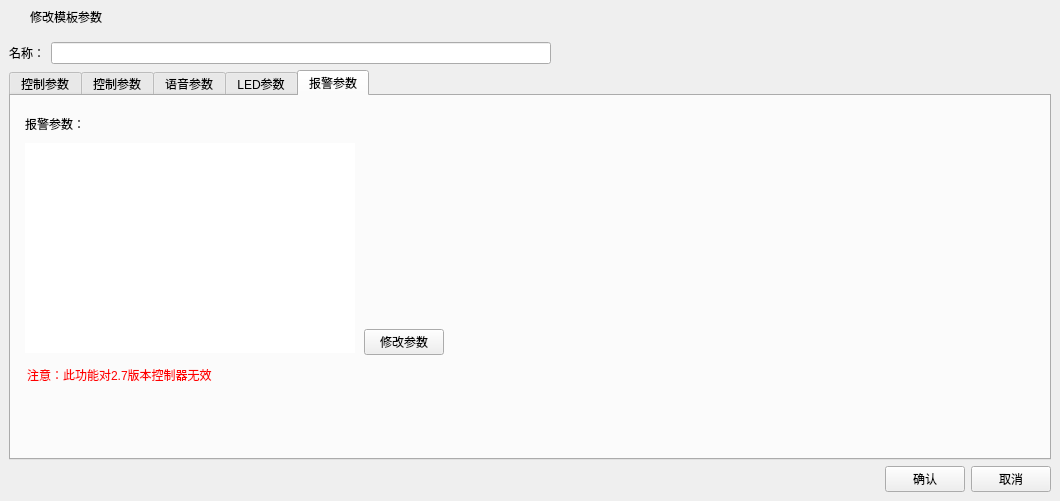
The window that frmmodulepara.ui (github188/EntranceGuard) describes before a commit, drawn with Qt 5.
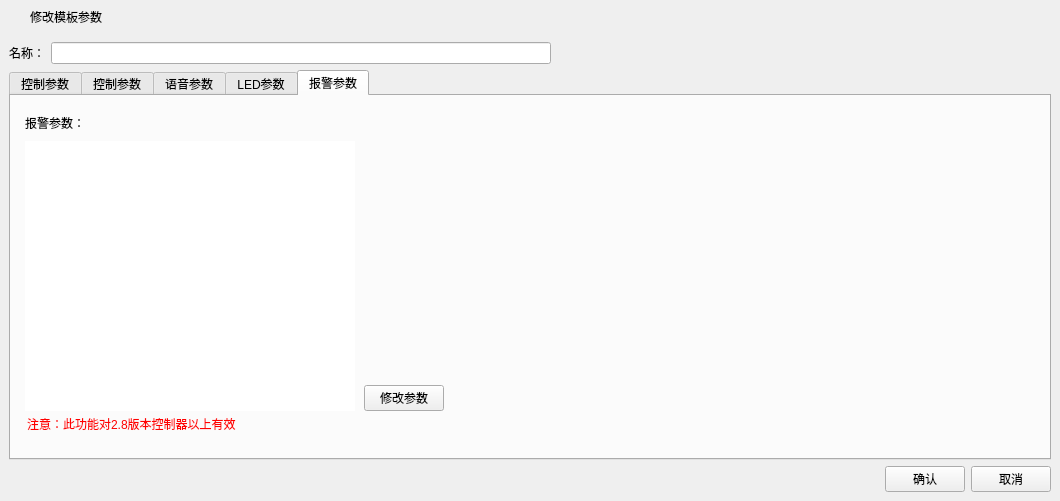
The same window after the commit. The open tabs and pages were chosen to show the change. Icons and pictures are not drawn.

Commit message: 修改完应用模板功能bug

Diff of the .ui file:
```diff
--- a/frmmodulepara.ui
+++ b/frmmodulepara.ui
@@ -1491,7 +1491,7 @@
             <x>14</x>
             <y>14</y>
             <width>419</width>
-            <height>245</height>
+            <height>301</height>
            </rect>
           </property>
           <layout class="QHBoxLayout" name="horizontalLayout_35">
@@ -1532,13 +1532,13 @@
                <property name="minimumSize">
                 <size>
                  <width>330</width>
-                 <height>210</height>
+                 <height>270</height>
                 </size>
                </property>
                <property name="maximumSize">
                 <size>
                  <width>330</width>
-                 <height>210</height>
+                 <height>270</height>
                 </size>
                </property>
                <property name="focusPolicy">
@@ -1590,16 +1590,16 @@
           <property name="geometry">
            <rect>
             <x>16</x>
-            <y>265</y>
+            <y>320</y>
             <width>417</width>
-            <height>27</height>
+            <height>16</height>
            </rect>
           </property>
           <property name="styleSheet">
            <string notr="true">color: rgb(255, 0, 0);</string>
           </property>
           <property name="text">
-           <string>注意：此功能对2.7版本控制器无效</string>
+           <string>注意：此功能对2.8版本控制器以上有效</string>
           </property>
          </widget>
         </widget>
```
Left out of the diff: 2 changed lines with no effect on the pictures. The commit also changes 7 other files.
